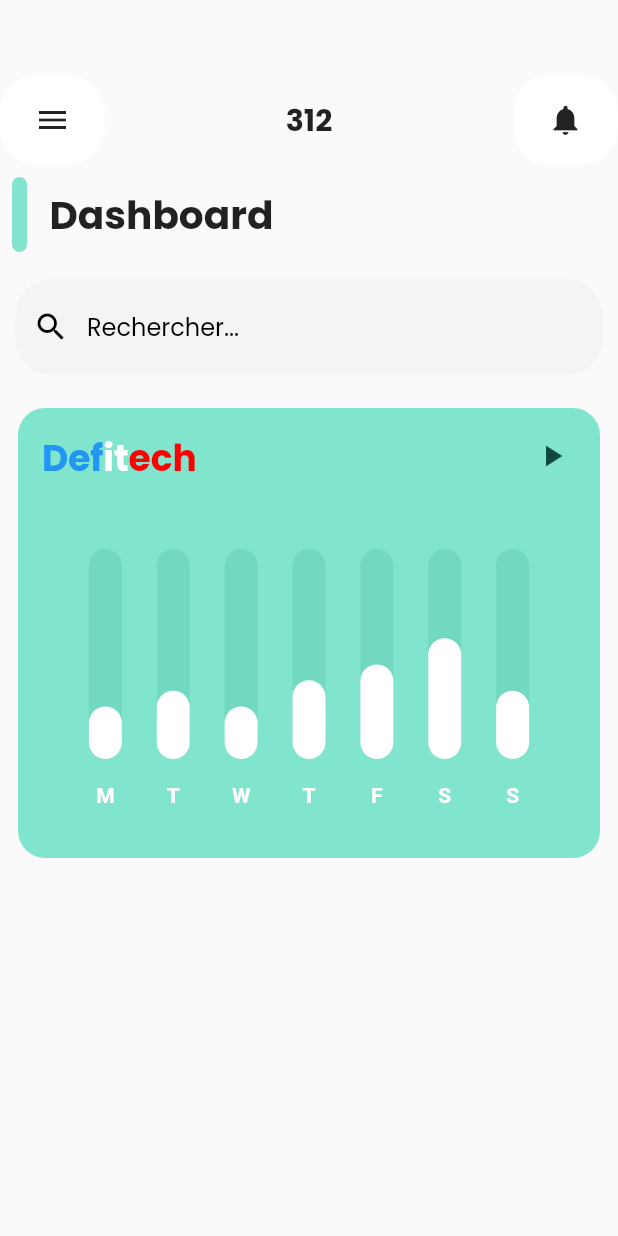
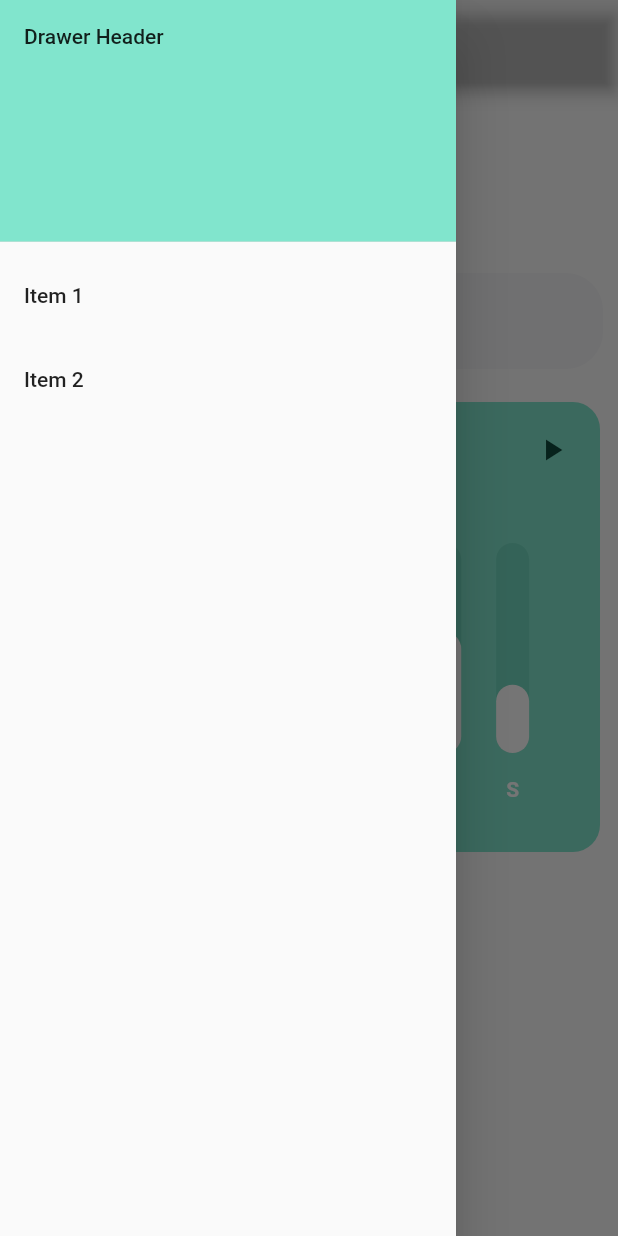
Before and after one commit to Andtit4/flutter_etudiant, a Flutter app: the HomePage screen opened directly with empty values, with the side drawer open (before the commit the screen has no drawer), on a phone screen of 412 x 824 dp. Run offline on Flutter 3.47's test engine with Material 2 defaults, Android fonts, the phone set to English and light mode, and no system bars; drawn by our look-alikes of fl_chart; our stand-ins replace get, google_fonts; network calls fail.

Commit message:
modified:   lib/home.dart

```diff
--- a/lib/home.dart
+++ b/lib/home.dart
@@ -85,6 +85,10 @@ import 'package:flutter/material.dart';
 import 'package:google_fonts/google_fonts.dart';
 import 'package:http/http.dart' as http;
 
+void main() {
+  runApp(MaterialApp());
+}
+
 class HomePage extends StatefulWidget {
   late String idadmin;
   HomePage({super.key, required this.idadmin});
@@ -108,9 +112,8 @@ class HomePageState extends State<HomePage> {
   late List<AdminModel> adminModel = [];
 
   getAdmins() async {
-    print(" bhbh Id admin : ${widget.idadmin}");
     String apiUrl =
-        "http://192.168.137.191/backend/test/api/getAdmin.php?email=${widget.idadmin}";
+        "http://192.168.3.12/backend/test/api/getAdmin.php?email=${widget.idadmin}";
 
     var response = await http.get(Uri.parse(apiUrl));
     if (response.statusCode == 200) {
@@ -120,13 +123,11 @@ class HomePageState extends State<HomePage> {
           .map((json) => AdminModel.fromJson(json))
           .toList();
     }
-    print('Error : ${response.statusCode}');
     return adminModel;
   }
 
   @override
   void initState() {
-    // TODO: implement initState
     getAdmins();
     super.initState();
   }
@@ -138,21 +139,81 @@ class HomePageState extends State<HomePage> {
   @override
   Widget build(BuildContext context) {
     return Scaffold(
+      appBar: AppBar(
+        backgroundColor: Colors.transparent,
+        title: Text('ghg'),
+      ),
+      drawer: Drawer(
+        // width: 200
+        child: ListView(
+          padding: EdgeInsets.zero,
+          children: [
+            const DrawerHeader(
+              decoration: BoxDecoration(
+                color: Color(0xff81e5cd),
+              ),
+              child: Text('Drawer Header'),
+            ),
+            ListTile(
+              title: const Text('Item 1'),
+              onTap: () {},
+            ),
+            ListTile(
+              title: const Text('Item 2'),
+              onTap: () {
+                // Update the state of the app.
+                // ...
+              },
+            ),
+          ],
+        ),
+      ),
       body: Column(
         children: [
           SizedBox(
             height: 50,
           ),
-          Row(
+          /* Row(
             mainAxisAlignment: MainAxisAlignment.spaceBetween,
             children: [
-              Container(
+              GestureDetector(
+                onTap: () {
+                  print("object");
+
+                  Drawer(
+                    width: 200,
+                    child: ListView(
+                      padding: EdgeInsets.zero,
+                      children: [
+                        const DrawerHeader(
+                          decoration: BoxDecoration(
+                            color: Colors.blue,
+                          ),
+                          child: Text('Drawer Header'),
+                        ),
+                        ListTile(
+                          title: const Text('Item 1'),
+                          onTap: () {},
+                        ),
+                        ListTile(
+                          title: const Text('Item 2'),
+                          onTap: () {
+                            // Update the state of the app.
+                            // ...
+                          },
+                        ),
+                      ],
+                    ),
+                  );
+                },
+                child: Container(
                   width: 70,
                   height: 60,
                   decoration: BoxDecoration(
                       color: Colors.white,
                       borderRadius: BorderRadius.circular(25)),
                   child: Icon(Icons.menu),
+                ),
               ),
               Text(
                 '312',
@@ -168,7 +229,7 @@ class HomePageState extends State<HomePage> {
                 child: Icon(Icons.notifications),
               ),
             ],
-          ),
+          ), */
           Padding(
             padding: const EdgeInsets.all(8.0),
             child: Row(
--- a/lib/main.dart
+++ b/lib/main.dart
@@ -38,7 +38,7 @@ class _MainScreenState extends State<MainScreen> {
     print("Email: $email");
     print("Password: $password");
 
-    String apiUrl = "http://192.168.137.191/backend/test/api/auth.php";
+    String apiUrl = "http://192.168.3.12/backend/test/api/auth.php";
 
     var reponse = await http
         .post(Uri.parse(apiUrl), body: {'email': email, 'password': password});
```
Lines whose indentation alone changed are shown as unchanged.
